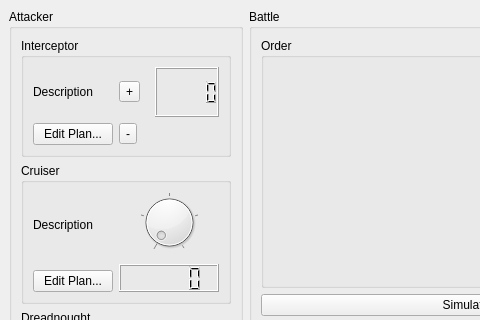
The window that EclipseSimulator/EclipseSimulatorMainWindow.ui (danielcwhite/eclipse-simulator) describes before a commit, drawn with Qt 5; both pictures show x 0 to 480 and y 0 to 320 of the 932 by 642 pixel window.
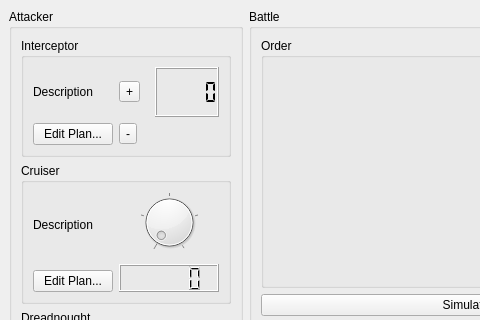
The same window after the commit.

Commit message: Add cmake root

```diff
--- a/EclipseSimulator/EclipseSimulatorMainWindow.ui
+++ b/EclipseSimulator/EclipseSimulatorMainWindow.ui
@@ -63,6 +63,9 @@
               <height>50</height>
              </size>
             </property>
+            <property name="segmentStyle">
+             <enum>QLCDNumber::Flat</enum>
+            </property>
            </widget>
           </item>
          </layout>
```
Left out of the diff: 29 changed lines with no effect on the pictures. The commit also changes 1 other file.
